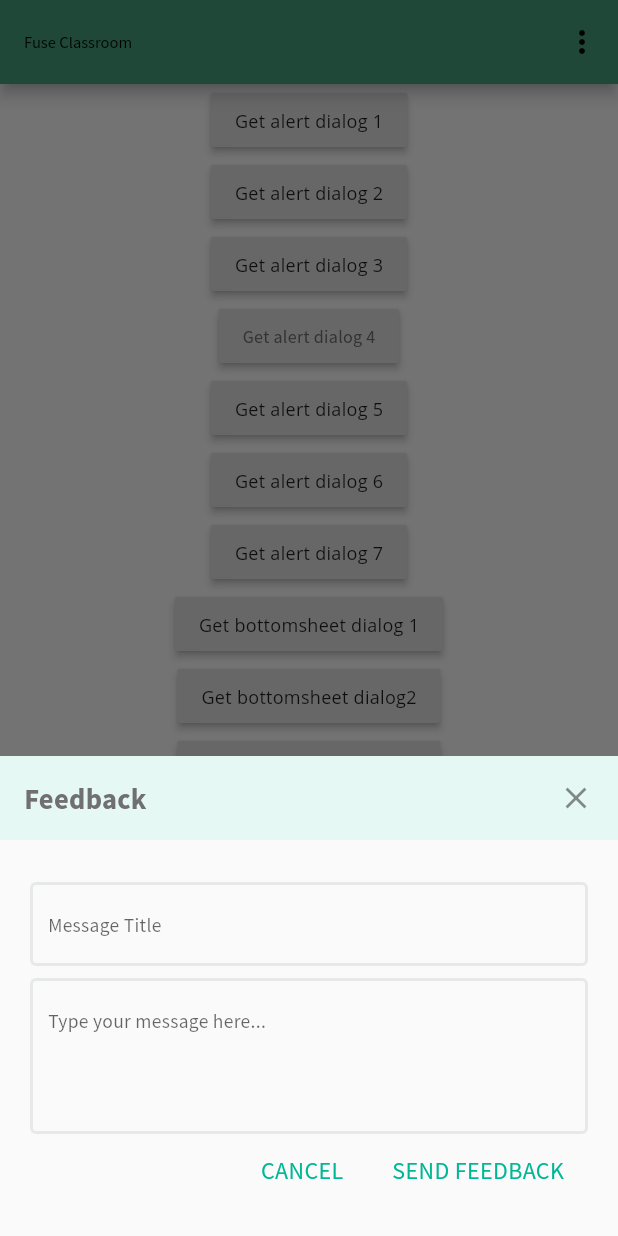
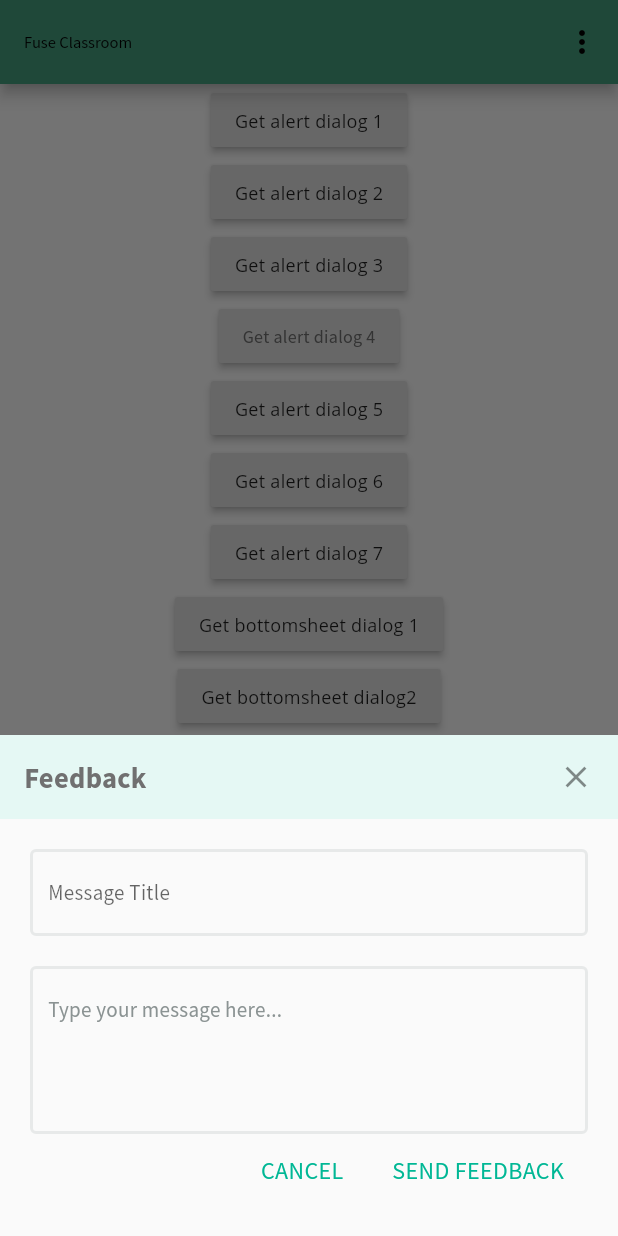
Before and after one commit to alisha-budhathoki/reusable_widgets, a Flutter app: the screen it shows after launch, after a tap on "Get bottomsheet dialog4", on a phone screen of 412 x 824 dp. Run offline on Flutter 3.47's test engine with Material 2 defaults, Android fonts, the phone set to English and light mode, and no system bars; our stand-ins replace device_preview.

Commit message:
textform field addded for login page name

```diff
--- a/lib/presentation/pages/home_page.dart
+++ b/lib/presentation/pages/home_page.dart
@@ -1,6 +1,7 @@
 import 'dart:math';
 
 import 'package:class_room/core/constants/configs.dart';
+import 'package:class_room/presentation/pages/textfield_page.dart';
 import 'package:class_room/ui/styles/color_palette.dart';
 import 'package:class_room/ui/styles/text_styles.dart';
 import 'package:class_room/ui/widgets/common/base_widget_dialog.dart';
@@ -211,15 +212,19 @@ class MyHomePage extends StatelessWidget {
                   'Popup',
                 ),
               ),
+              RaisedButton(
+                onPressed: () {
+                  Navigator.push(context,
+                      MaterialPageRoute(builder: (context) => TextfieldPage()));
+                },
+                child: Text(
+                  'Goto Textfield classes',
+                ),
+              ),
               SizedBox(height: 50)
             ],
           ),
         ),
-      ),
-      floatingActionButton: FloatingActionButton(
-        backgroundColor: Palette.neutralGrey,
-        onPressed: null,
-        child: Icon(Icons.add),
       ),
     );
   }
@@ -249,17 +254,6 @@ class MyHomePage extends StatelessWidget {
         onDismiss: onDismiss);
     menu.show(widgetKey: btnKey);
   }
-
-  void clicked(BuildContext context, menu) {
-    final scaffold = Scaffold.of(context);
-    scaffold.showSnackBar(
-      SnackBar(
-        content: Text(menu),
-        action: SnackBarAction(
-            label: 'UNDO', onPressed: scaffold.hideCurrentSnackBar),
-      ),
-    );
-  }
 }
 
 xyz() => print('xyz function ');
--- a/lib/ui/styles/color_palette.dart
+++ b/lib/ui/styles/color_palette.dart
@@ -21,6 +21,7 @@ class Palette {
   static const warningYellow = Color(0xFFFEBE4E);
   static const warningLightYellow = Color(0xFFFFF3DD);
 
+  static const hintLightGrey = Color(0xFF8B9393);
   static const veryLightGrey = Color(0xFFE7E9E9);
   static const neutralGrey = Color(0xFF707070);
   static const neutralLightGrey = Color(0xFFEBECEF);
--- a/lib/ui/widgets/common/global_text_field.dart
+++ b/lib/ui/widgets/common/global_text_field.dart
@@ -2,6 +2,7 @@ import 'package:class_room/ui/styles/color_palette.dart';
 import 'package:class_room/ui/styles/text_styles.dart';
 import 'package:flutter/material.dart';
 import 'package:flutter/services.dart';
+import 'package:class_room/ui/styles/style_extension.dart';
 
 class GlobalTextField extends StatelessWidget {
   final String label;
@@ -19,6 +20,7 @@ class GlobalTextField extends StatelessWidget {
   final TextEditingController controller;
   final FormFieldValidator<String> validator;
   final List<TextInputFormatter> inputFormatters;
+  final Color hintColor;
 
   const GlobalTextField({
     this.label,
@@ -36,6 +38,7 @@ class GlobalTextField extends StatelessWidget {
     this.showField = true,
     this.obscureText = false,
     this.keyboardType = TextInputType.text,
+    this.hintColor,
   })  : assert(hintText != null),
         assert(isLarge != null),
         assert(showField != null),
@@ -48,10 +51,7 @@ class GlobalTextField extends StatelessWidget {
       children: [
         _buildLabel(context),
         if (middleChild != null) middleChild,
-        if (showField) ...[
-          if (middleChild == null) const SizedBox(height: 8.0),
-          _buildField(context),
-        ],
+        _buildField(context),
       ],
     );
   }
@@ -61,7 +61,10 @@ class GlobalTextField extends StatelessWidget {
         ? Container()
         : Text(
             label,
-            style: labelStyle ?? TextStyles.headline5,
+            style: labelStyle ??
+                TextStyles.headline6
+                    .withColor(Palette.dialogTextColor)
+                    .semibold,
           );
   }
 
@@ -78,30 +81,39 @@ class GlobalTextField extends StatelessWidget {
       initialValue: initialValue,
       keyboardType: keyboardType,
       obscureText: obscureText,
-      style: TextStyles.headline5,
+      style: TextStyles.bodyText1.normal,
       inputFormatters: inputFormatters,
       autovalidateMode: AutovalidateMode.onUserInteraction,
-      decoration:  InputDecoration(
+      decoration: InputDecoration(
         hintText: hintText,
-        border: isBorder==true?OutlineInputBorder(
-          borderRadius: BorderRadius.all(Radius.circular(10.0)),
-        ):null,
+        hintStyle: TextStyle(color: hintColor),
+        border: isBorder == true
+            ? OutlineInputBorder(
+                borderRadius: BorderRadius.all(Radius.circular(10.0)),
+              )
+            : null,
         prefixIconConstraints: const BoxConstraints(
           minHeight: 32.0,
           minWidth: 32.0,
         ),
-        focusedBorder: isBorder == true?OutlineInputBorder(
-          borderSide: BorderSide(color: Palette.veryLightGrey, width: 2.0),
-        ):null,
-        enabledBorder: isBorder == true?OutlineInputBorder(
-          borderSide: BorderSide(color: Palette.veryLightGrey, width: 2.0),
-        ):null,
+        focusedBorder: isBorder == true
+            ? OutlineInputBorder(
+                borderSide:
+                    BorderSide(color: Palette.veryLightGrey, width: 2.0),
+              )
+            : null,
+        enabledBorder: isBorder == true
+            ? OutlineInputBorder(
+                borderSide:
+                    BorderSide(color: Palette.veryLightGrey, width: 2.0),
+              )
+            : null,
         prefixIcon: icon == null
             ? null
             : Padding(
-          padding: const EdgeInsets.only(left: 16.0, right: 16.0),
-          child: Icon(icon, size: 20.0),
-        ),
+                padding: const EdgeInsets.only(left: 16.0, right: 16.0),
+                child: Icon(icon, size: 20.0),
+              ),
       ),
     );
   }
--- a/lib/ui/widgets/popup_dialogs/bottom_sheet_widgets/feedback_second_dialog.dart
+++ b/lib/ui/widgets/popup_dialogs/bottom_sheet_widgets/feedback_second_dialog.dart
@@ -1,3 +1,4 @@
+import 'package:class_room/ui/styles/color_palette.dart';
 import 'package:class_room/ui/widgets/common/base_widget_dialog.dart';
 import 'package:class_room/ui/widgets/common/global_text_field.dart';
 import 'package:flutter/material.dart';
@@ -16,9 +17,11 @@ class FeedbackSecondDialog extends StatelessWidget {
               isBorder: true,
               hintText: "Message Title",
             ),
+            SizedBox(height: 20,),
             GlobalTextField(
                 isBorder: true,
                 isLarge: true,
+                hintColor: Palette.hintLightGrey,
                 hintText: "Type your message here..."),
             BaseWidgetDialog(firstContent: "CANCEL",secondContent: "SEND FEEDBACK",fromBottomDialog: true,)
           ],
```
Also changed, not shown: lib/presentation/pages/textfield_page.dart (added, +46 -0 lines).
